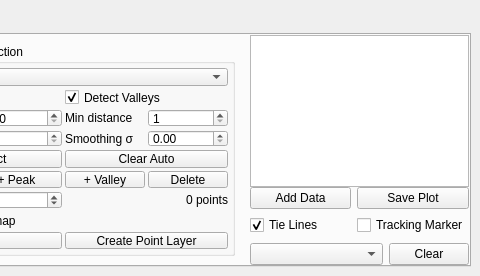
Before: the Qt Designer form ui/dockWidget.ui in wiscsims/line_profile, drawn with Qt 5; both pictures show x 850 to 1330 and y 0 to 276 of the 1330 by 276 pixel window.
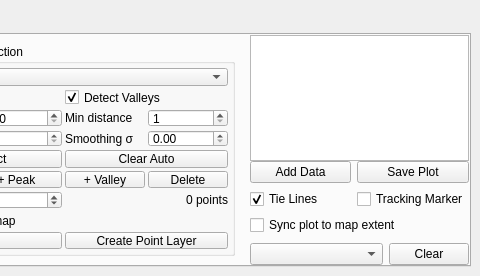
After: the same form once the commit is applied. The open tabs and pages were chosen to show the change.

Commit message: feat: sync profile plot to map extent

Diff of the .ui file:
```diff
--- a/ui/dockWidget.ui
+++ b/ui/dockWidget.ui
@@ -396,18 +396,18 @@
                 </property>
                </widget>
               </item>
-              <item row="4" column="1">
-               <spacer name="verticalSpacer_3">
-                <property name="orientation">
-                 <enum>Qt::Vertical</enum>
+              <item row="4" column="0" colspan="2">
+               <widget class="QCheckBox" name="Chk_SyncMapExtent">
+                <property name="focusPolicy">
+                 <enum>Qt::NoFocus</enum>
                 </property>
-                <property name="sizeHint" stdset="0">
-                 <size>
-                  <width>20</width>
-                  <height>40</height>
-                 </size>
+                <property name="text">
+                 <string>Sync plot to map extent</string>
                 </property>
-               </spacer>
+                <property name="checked">
+                 <bool>false</bool>
+                </property>
+               </widget>
               </item>
              </layout>
             </widget>
```
The commit also changes 5 other files.
